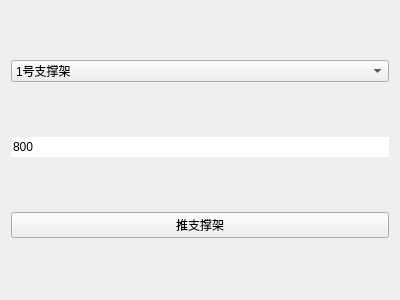
Above: ui/simulate_win.ui from ez4jc/working_face_master before the change. Below: the same form after it.
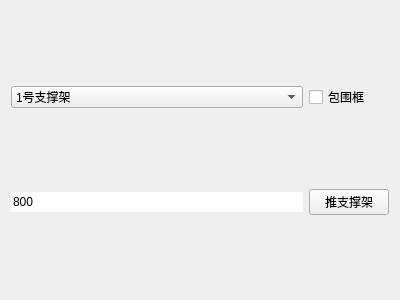
That is the form after the change.

Commit message: 包围框1.0

Patch:
```diff
--- a/ui/simulate_win.ui
+++ b/ui/simulate_win.ui
@@ -121,13 +121,6 @@
      </item>
     </widget>
    </item>
-   <item row="2" column="0">
-    <widget class="QPushButton" name="pushButton_pushSupport">
-     <property name="text">
-      <string>推支撑架</string>
-     </property>
-    </widget>
-   </item>
    <item row="1" column="0">
     <widget class="QLineEdit" name="lineEdit_pushSupporter">
      <property name="text">
@@ -144,6 +137,26 @@
      </property>
     </widget>
    </item>
+   <item row="0" column="1">
+    <widget class="QCheckBox" name="checkBox_wraparound_frame">
+     <property name="text">
+      <string>包围框</string>
+     </property>
+     <property name="checked">
+      <bool>false</bool>
+     </property>
+     <property name="tristate">
+      <bool>false</bool>
+     </property>
+    </widget>
+   </item>
+   <item row="1" column="1">
+    <widget class="QPushButton" name="pushButton_pushSupport">
+     <property name="text">
+      <string>推支撑架</string>
+     </property>
+    </widget>
+   </item>
   </layout>
  </widget>
  <resources/>
```
The commit also changes 11 other files.
